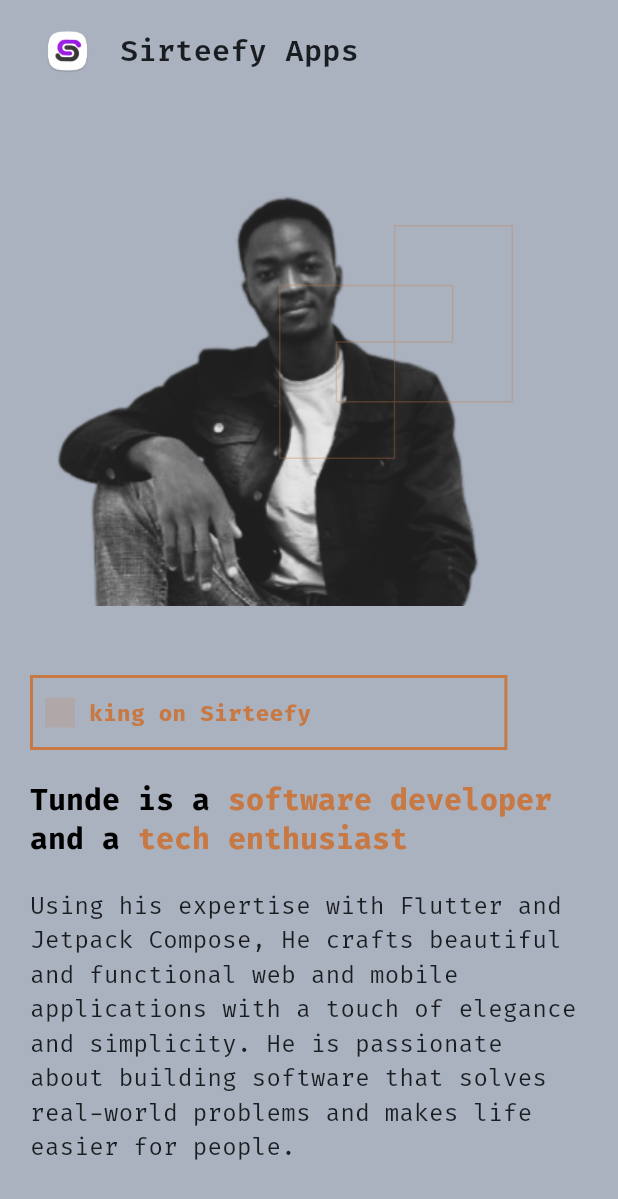
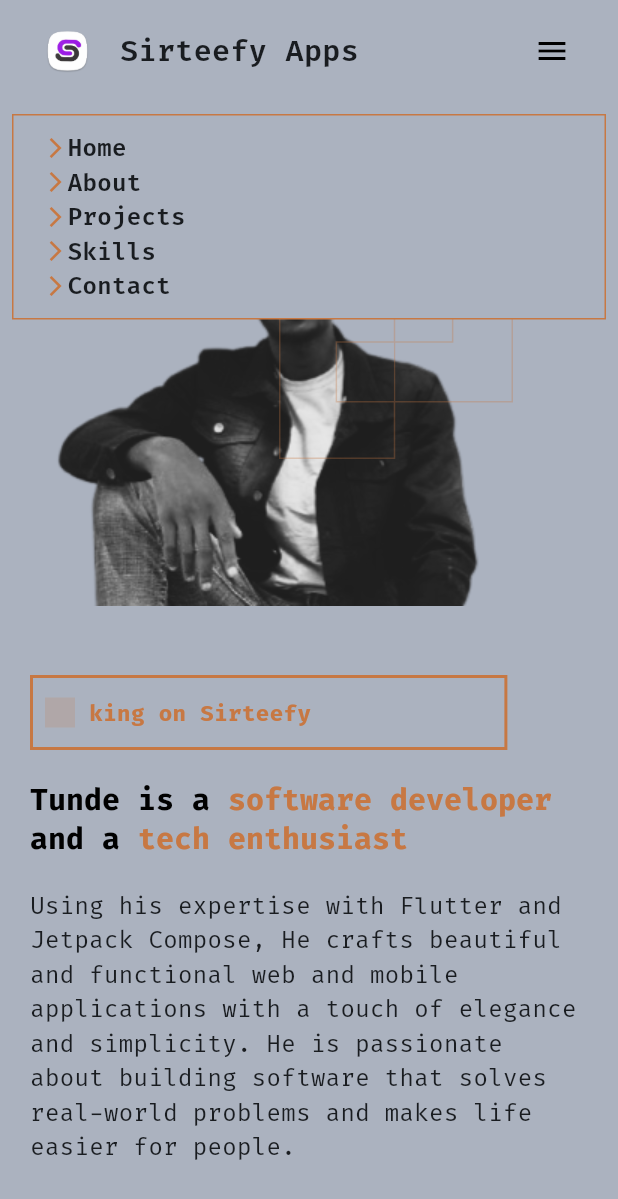
Before and after one commit to Teewhydot/sirteefy, a Flutter app: the screen it shows after launch, after a tap on the "menu" icon, on a phone screen of 412 x 824 dp. Shown: the top 1199 px of the screen. Run offline on Flutter 3.47's test engine with Material 3 defaults, Android fonts, the phone set to English and light mode, and no system bars; our stand-ins replace flutter_riverpod, flutter_svg, get, ionicons, responsive_framework, shared_preferences.

Commit message:
Navigation now works

```diff
--- a/lib/sirteefy/presentation/pages/sirteefy_home.dart
+++ b/lib/sirteefy/presentation/pages/sirteefy_home.dart
@@ -20,11 +20,22 @@ class SirteefyHome extends ConsumerStatefulWidget {
 }
 
 class _SirteefyHomeState extends ConsumerState<SirteefyHome> {
+  final GlobalKey contactKey = GlobalKey();
+  final GlobalKey aboutKey = GlobalKey();
+  final GlobalKey servicesKey = GlobalKey();
+  final GlobalKey homeKey = GlobalKey();
+  final GlobalKey projectsKey = GlobalKey();
+  final GlobalKey skillsKey = GlobalKey();
+  final ScrollController scrollController = ScrollController();
+  @override
+  void dispose() {
+    super.dispose();
+    scrollController.dispose();
+  }
+
   @override
   Widget build(BuildContext context) {
-    final themeProvider  = ref.watch(themeProviderController);
-
-    final size = MediaQuery.of(context).size;
+    final themeProvider = ref.watch(themeProviderController);
     return Scaffold(
       body: SafeArea(
         child: Stack(
@@ -34,36 +45,41 @@ class _SirteefyHomeState extends ConsumerState<SirteefyHome> {
                 padding: const EdgeInsets.only(left: 20.0, right: 20.0),
                 child: Column(
                   children: [
-                    verticalSpace(100),
+                    KeyedSubtree(key: homeKey, child: verticalSpace(100)),
                     const HeaderBanner(),
                     verticalSpace(100),
-                    GestureDetector( onTap: (){
-                      themeProvider.toggleTheme();
-                    }, child: const StupidQuote()),
-                    Padding(
-                      padding: const EdgeInsets.all(10.0),
-                      child: verticalSpace(100),
+                    GestureDetector(
+                        onTap: () {
+                          themeProvider.toggleTheme();
+                        },
+                        child: const StupidQuote()),
+                    KeyedSubtree(
+                      key: projectsKey,
+                      child: Padding(
+                        padding: const EdgeInsets.all(10.0),
+                        child: verticalSpace(100),
+                      ),
                     ),
                     const SectionHeader(
                       title: 'Projects',
                     ),
                     verticalSpace(30),
                     const Projects(),
-                    verticalSpace(100),
+                    KeyedSubtree(key: skillsKey,  child: verticalSpace(100)),
                     const SectionHeader(
                       title: 'Skills',
                       rightSection: false,
                     ),
                     verticalSpace(30),
                     const MySkills(),
-                    verticalSpace(100),
+                    KeyedSubtree(key: aboutKey, child: verticalSpace(100)),
                     const SectionHeader(
                       title: 'About Me',
                       rightSection: false,
                     ),
                     verticalSpace(30),
                     const AboutMe(),
-                    verticalSpace(100),
+                    KeyedSubtree(key: contactKey, child: verticalSpace(100)),
                     const SectionHeader(
                       title: 'Contact',
                       rightSection: false,
@@ -72,7 +88,7 @@ class _SirteefyHomeState extends ConsumerState<SirteefyHome> {
                     const Contact(),
                     verticalSpace(100),
                     const Divider(
-                          height: 4,
+                      height: 4,
                     ),
                     verticalSpace(30),
                     const Footer(),
@@ -81,7 +97,19 @@ class _SirteefyHomeState extends ConsumerState<SirteefyHome> {
                 ),
               ),
             ),
-            const Positioned(top: 0,left: 0,right: 0, child: Header(isHome: true,)),
+            Positioned(
+                top: 0,
+                left: 0,
+                right: 0,
+                child: Header(
+                  isHome: true,
+                  homeKey: homeKey,
+                  aboutKey: aboutKey,
+                  servicesKey: servicesKey,
+                  contactKey: contactKey,
+                  projectsKey: projectsKey,
+                  skillsKey: skillsKey,
+                )),
           ],
         ),
       ),
--- a/lib/sirteefy/presentation/widgets/header.dart
+++ b/lib/sirteefy/presentation/widgets/header.dart
@@ -9,14 +9,73 @@ import '../../../utils/theme/sirteefy_themes.dart';
 import '../../../utils/theme/theme_provider.dart';
 import 'nav_item.dart';
 
-class Header extends ConsumerWidget {
+class Header extends ConsumerStatefulWidget {
   final bool isHome;
+  final GlobalKey? homeKey;
+  final GlobalKey? aboutKey;
+  final GlobalKey? servicesKey;
+  final GlobalKey? contactKey;
+  final GlobalKey? projectsKey;
+  final GlobalKey? skillsKey;
 
-  const Header({super.key, this.isHome = false});
+
+  const Header({super.key, this.isHome = false,this.homeKey,  this.aboutKey, this.servicesKey,  this.contactKey,  this.projectsKey,  this.skillsKey});
+
   @override
-  Widget build(BuildContext context, WidgetRef ref) {
+  _HeaderState createState() => _HeaderState();
+}
+
+class _HeaderState extends ConsumerState<Header>
+    with SingleTickerProviderStateMixin {
+  late AnimationController _controller;
+  late Animation<double> _animation;
+  bool _isPanelVisible = false;
+
+  @override
+  void initState() {
+    super.initState();
+    _controller = AnimationController(
+      duration: const Duration(milliseconds: 300),
+      vsync: this,
+    );
+    _animation = CurvedAnimation(
+      parent: _controller,
+      curve: Curves.easeInOut,
+    );
+  }
+
+  @override
+  void dispose() {
+    _controller.dispose();
+    super.dispose();
+  }
+  void scrollToSection(GlobalKey key) {
+    final context = key.currentContext;
+    if (context != null) {
+      Scrollable.ensureVisible(
+        context,
+        duration: const Duration(seconds: 1),
+        curve: Curves.easeInOut,
+      );
+    }
+  }
+  void _togglePanel() {
+    setState(() {
+      _isPanelVisible = !_isPanelVisible;
+      if (_isPanelVisible) {
+        _controller.forward();
+      } else {
+        _controller.reverse();
+      }
+    });
+  }
+
+  @override
+  Widget build(BuildContext context) {
     final themeProvider = ref.watch(themeProviderController);
-    return Container(
+    return Column(
+      children: [
+        Container(
           color: themeProvider.isDarkModeActive ? darkModeBGColor : grayColor,
           padding: const EdgeInsets.symmetric(horizontal: 20, vertical: 10),
           child: Row(
@@ -25,7 +84,7 @@ class Header extends ConsumerWidget {
               // Logo on the left
               Row(
                 children: [
-              if (!isHome)
+                  if (!widget.isHome)
                     GestureDetector(
                       onTap: () {
                         Navigator.of(context).pop();
@@ -34,8 +93,9 @@ class Header extends ConsumerWidget {
                         height: 20,
                         width: 20,
                         child: Icon(Ionicons.arrow_back,
-                        color:
-                            themeProvider.isDarkModeActive ? grayColor : blackColor),
+                            color: themeProvider.isDarkModeActive
+                                ? grayColor
+                                : blackColor),
                       ),
                     ),
                   horizontalSpace(10),
@@ -54,13 +114,15 @@ class Header extends ConsumerWidget {
                 ],
               ),
               // Navigation items on the right
-          if (isHome)
+              if (widget.isHome)
                 ResponsiveVisibility(
                   replacement: IconButton(
-                icon: const Icon(Icons.menu, color: grayColor),
-                onPressed: () {
-                  Scaffold.of(context).openDrawer();
-                },
+                    icon: Icon(
+                        _controller.isCompleted ? Icons.close : Icons.menu,
+                        color: themeProvider.isDarkModeActive
+                            ? grayColor
+                            : blackColor),
+                    onPressed: _togglePanel,
                   ),
                   hiddenConditions: const [
                     Condition.smallerThan(name: TABLET),
@@ -69,18 +131,47 @@ class Header extends ConsumerWidget {
                   ],
                   child: Row(
                     children: [
-                  buildNavItem('Home'),
+                      buildNavItem('Home', () => scrollToSection(widget.homeKey??GlobalKey())),
                       const SizedBox(width: 20),
-                  buildNavItem('About'),
+                      buildNavItem('About', () => scrollToSection(widget.aboutKey??GlobalKey())),
                       const SizedBox(width: 20),
-                  buildNavItem('Services'),
+                      buildNavItem('Projects', () => scrollToSection(widget.projectsKey??GlobalKey())),
                       const SizedBox(width: 20),
-                  buildNavItem('Contact'),
+                      buildNavItem('Skills', () => scrollToSection(widget.skillsKey??GlobalKey())),
+                      const SizedBox(width: 20),
+                      buildNavItem('Contact', () => scrollToSection(widget.contactKey??GlobalKey())),
                     ],
                   ),
                 ),
             ],
           ),
+        ),
+        Padding(
+          padding: const EdgeInsets.all(8.0),
+          child: SizeTransition(
+            sizeFactor: _animation,
+            axisAlignment: -1.0,
+            child: Container(
+              padding: const EdgeInsets.symmetric(horizontal: 20, vertical: 10),
+              decoration: BoxDecoration(
+                color: themeProvider.isDarkModeActive
+                    ? darkModeBGColor
+                    : grayColor,
+                border: Border.all(color: accentColor),
+              ),
+              child: Column(
+                children: [
+                  buildNavItem('Home', () => scrollToSection(widget.homeKey??GlobalKey())),
+                  buildNavItem('About', () => scrollToSection(widget.aboutKey??GlobalKey())),
+                  buildNavItem('Projects', () => scrollToSection(widget.projectsKey??GlobalKey())),
+                  buildNavItem('Skills', () => scrollToSection(widget.skillsKey??GlobalKey())),
+                  buildNavItem('Contact', () => scrollToSection(widget.contactKey??GlobalKey())),
+                ],
+              ),
+            ),
+          ),
+        ),
+      ],
     );
   }
 }
--- a/lib/sirteefy/presentation/widgets/nav_item.dart
+++ b/lib/sirteefy/presentation/widgets/nav_item.dart
@@ -3,8 +3,15 @@ import 'package:flutter/material.dart';
 import '../../../utils/color_palette/colors.dart';
 import '../../../utils/theme/sirteefy_themes.dart';
 
-Widget buildNavItem(String title) {
-  return Row(
+Widget buildNavItem(String title,Function? onTap) {
+  return GestureDetector(
+    onTap: (){
+      if(onTap!=null){
+        print("Nav item tapped");
+        onTap();
+      }
+    },
+    child: Row(
       children: [
         const Icon(
           Icons.arrow_forward_ios,
@@ -19,5 +26,6 @@ Widget buildNavItem(String title) {
                    ),
         ),
       ],
+    ),
   );
 }
--- a/lib/sirteefy/presentation/widgets/section_header.dart
+++ b/lib/sirteefy/presentation/widgets/section_header.dart
@@ -22,7 +22,7 @@ class SectionHeader extends StatelessWidget {
         Row(
           mainAxisAlignment: MainAxisAlignment.center,
           children: [
-            buildNavItem(title),
+            buildNavItem(title, null),
             horizontalSpace(10),
             Container(
               height: 2,
```
Lines whose indentation alone changed are shown as unchanged.
